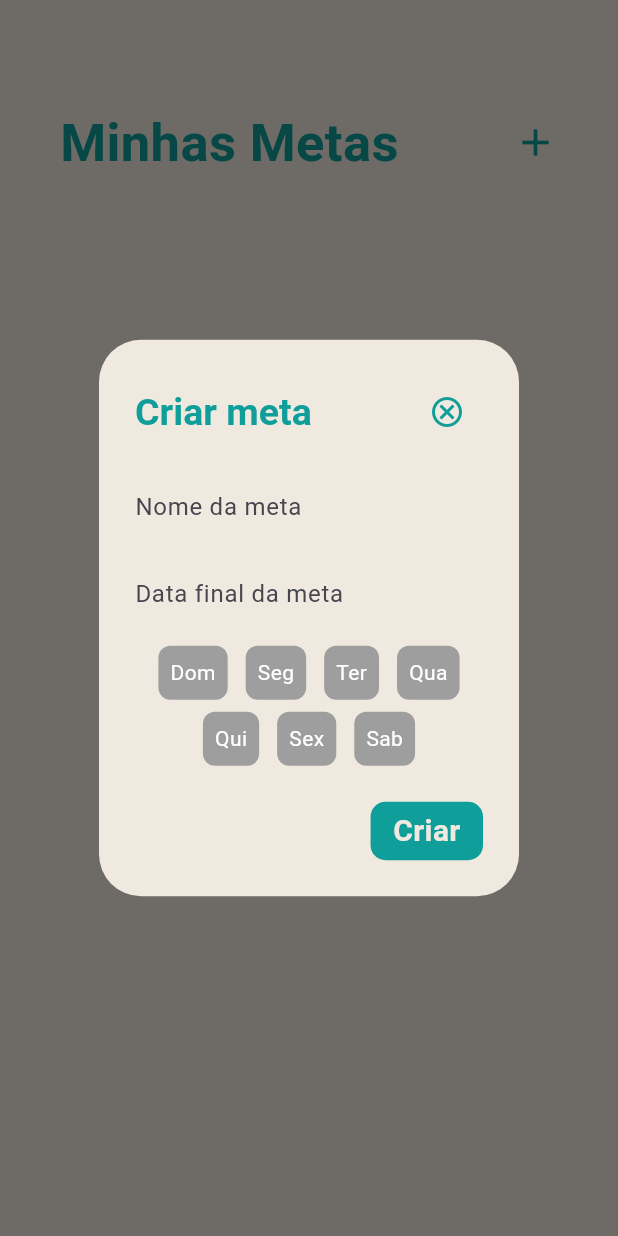
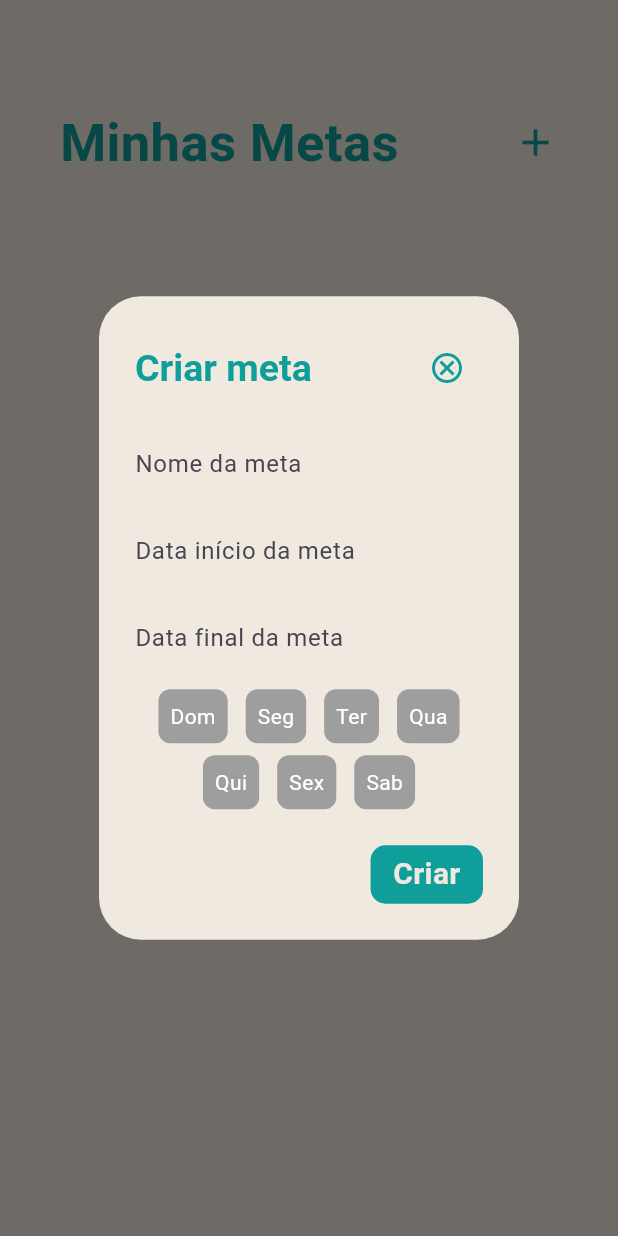
Before and after one commit to NicolasKLange/MetsApp, a Flutter app: the MetsScreen screen opened by its route, after a tap on the "add" icon, on a phone screen of 412 x 824 dp. Run offline on Flutter 3.47's test engine with Material 3 defaults, Android fonts, the phone set to English and light mode, and no system bars; our stand-ins replace cloud_firestore, firebase_auth, firebase_core, flutter_colorpicker, flutter_multi_formatter, get and 2 more; accounts and stored records are empty; generated files the repository leaves out were written again.

Commit message:
editando função para criar meta, pedindo data de inicio agora tambem

```diff
--- a/lib/screens/mets/mets_screen.dart
+++ b/lib/screens/mets/mets_screen.dart
@@ -281,6 +281,16 @@ class _MetsScreen extends State<MetsScreen> {
                   TextField(
                     controller: dateMetsController,
                     decoration: InputDecoration(
+                      hintText: 'Data início da meta',
+                      border: InputBorder.none,
+                    ),
+                    inputFormatters: [MaskedInputFormatter('00/00/0000')],
+                  ),
+
+                  SizedBox(height: 10),
+                  TextField(
+                    controller: dateMetsController,
+                    decoration: InputDecoration(
                       hintText: 'Data final da meta',
                       border: InputBorder.none,
                     ),
```
